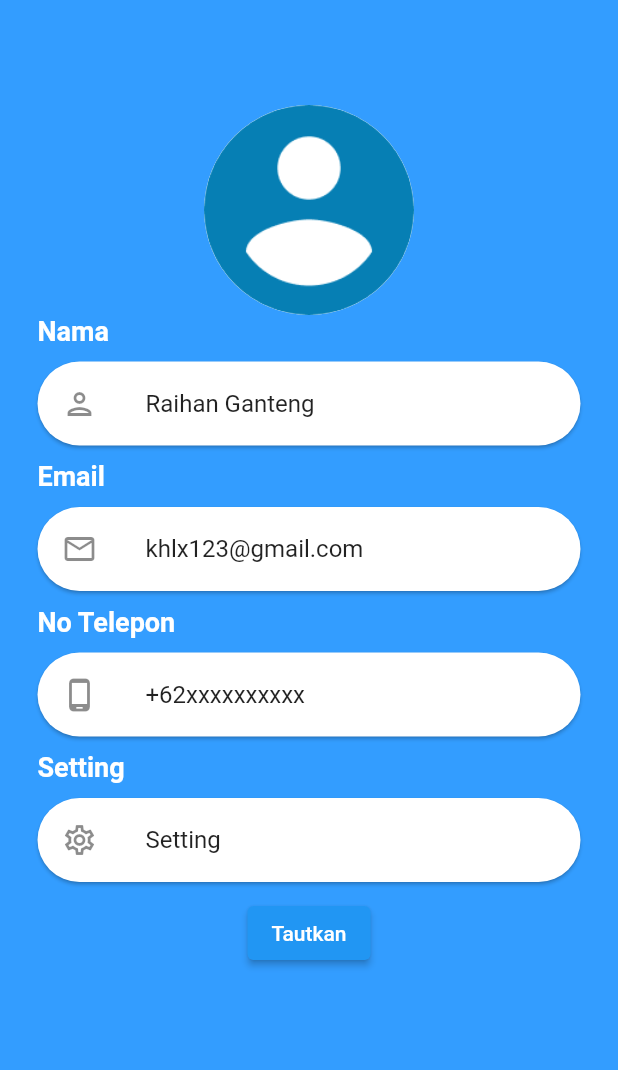
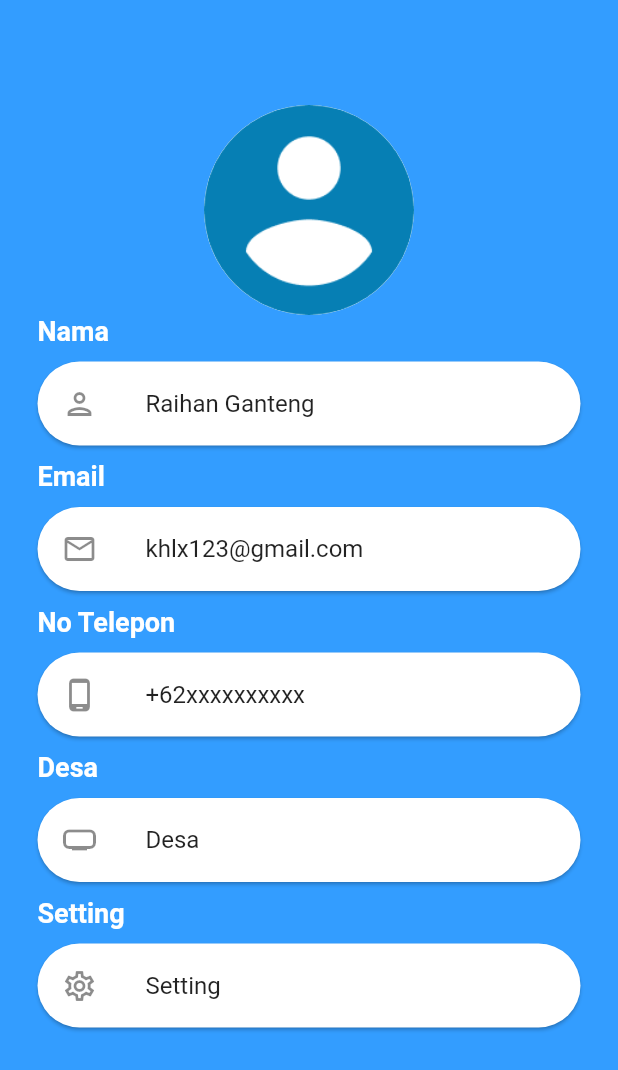
Before and after one commit to siska-id/SISKA, a Flutter app: the screen it shows after launch, on a phone screen of 412 x 824 dp. Shown: the top 1070 px of the screen. Run offline on Flutter 3.47's test engine with Material 2 defaults, Android fonts, the light colour scheme and no system bars; our stand-ins replace dropdown_search.

Commit message:
profil page 2

```diff
--- a/lib/main.dart
+++ b/lib/main.dart
@@ -1,14 +1,15 @@
 import 'package:dropdown_search/dropdown_search.dart';
 import 'package:flutter/material.dart';
-import 'package:siskaproject/profil.dart';
+import 'package:siskaproject/profil1.dart';
 import 'package:siskaproject/tautkan.dart';
 import 'layanan.dart';
 import 'tautkan.dart';
 import 'login.dart';
 import 'home.dart';
 import 'buatakun.dart';
+import 'profil2.dart';
 
-void main() => runApp(ProfilPage());
+void main() => runApp(ProfilPage2());
 
 class NavBar extends StatelessWidget {
   @override
--- a/lib/profil.dart
+++ b/lib/profil2.dart
@@ -2,7 +2,7 @@ import 'dart:ui';
 
 import 'package:flutter/material.dart';
 
-class ProfilPage extends StatelessWidget {
+class ProfilPage2 extends StatelessWidget {
   @override
   Widget build(BuildContext context) {
     return MaterialApp(
@@ -95,6 +95,30 @@ class ProfilPage extends StatelessWidget {
                   padding: const EdgeInsets.only(left: 25),
                   child: Align(
                     alignment: Alignment.centerLeft,
+                    child: Text("Desa",
+                        style: TextStyle(
+                            color: Colors.white,
+                            fontWeight: FontWeight.bold,
+                            fontSize: 18)),
+                  ),
+                ),
+                Card(
+                  margin: EdgeInsets.symmetric(
+                    vertical: 10.0,
+                    horizontal: 25.0,
+                  ),
+                  shape: RoundedRectangleBorder(
+                    borderRadius: BorderRadius.circular(50),
+                  ),
+                  child: ListTile(
+                    leading: Icon(Icons.home_max_outlined),
+                    title: Text("Desa"),
+                  ),
+                ),
+                Padding(
+                  padding: const EdgeInsets.only(left: 25),
+                  child: Align(
+                    alignment: Alignment.centerLeft,
                     child: Text("Setting",
                         style: TextStyle(
                             color: Colors.white,
@@ -115,11 +139,6 @@ class ProfilPage extends StatelessWidget {
                     title: Text("Setting"),
                   ),
                 ),
-                ElevatedButton(
-                    onPressed: () {
-                      print("clik");
-                    },
-                    child: Text("Tautkan"))
               ],
             )),
           )),
```
Also changed, not shown: lib/login.dart (+6 -5 lines), lib/profil1.dart (added, +150 -0 lines).
